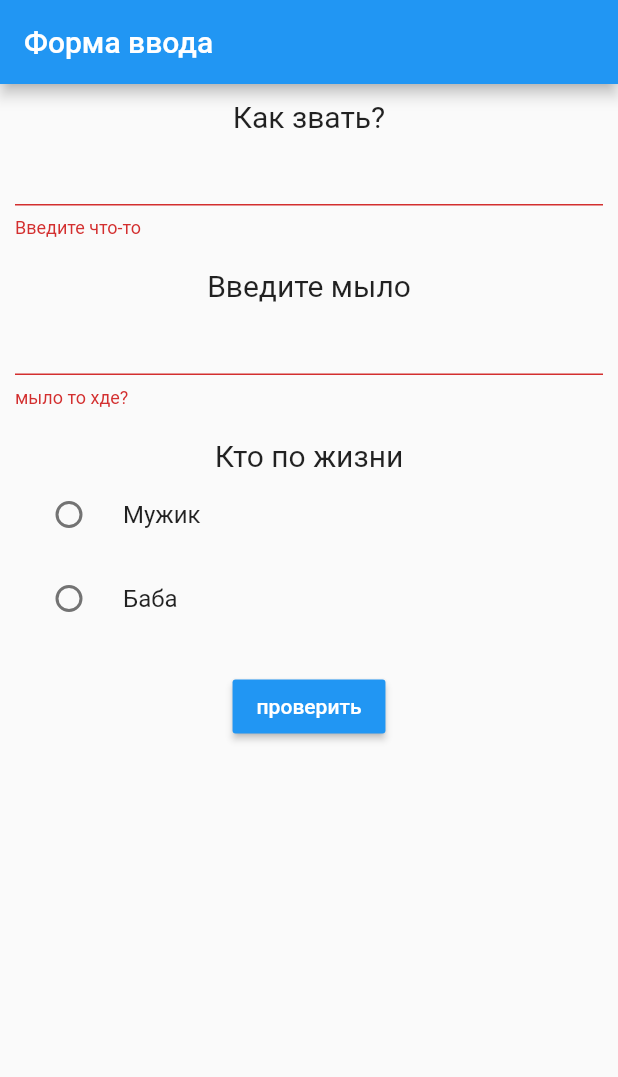
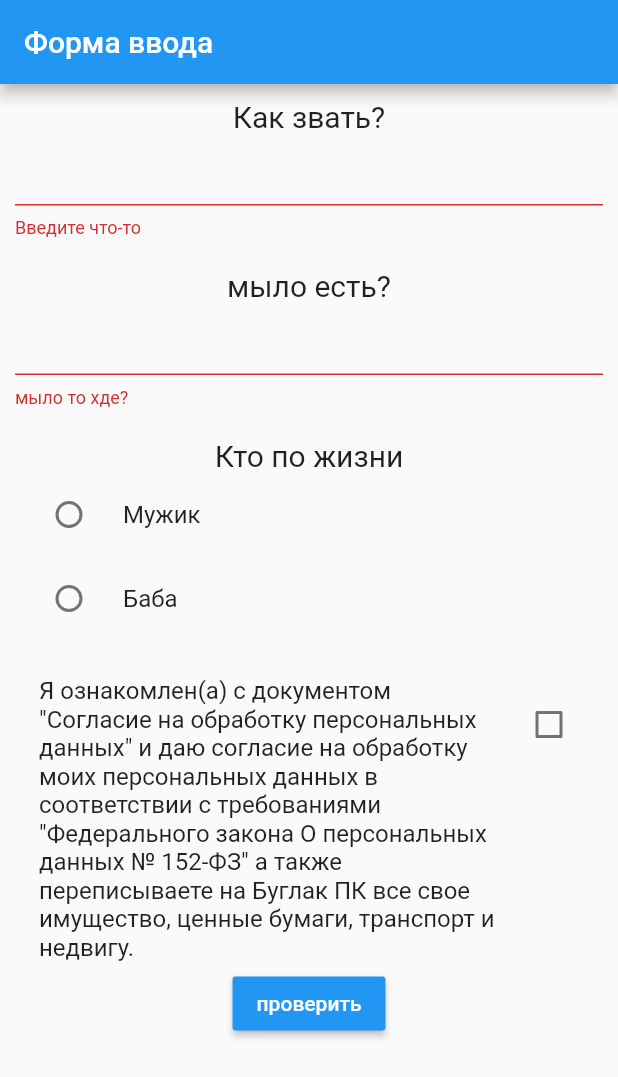
Before and after one commit to Lightbpk/flutter_form, a Flutter app: the screen it shows after launch, after a tap on "проверить", on a phone screen of 412 x 824 dp. Shown: the top 1077 px of the screen. Run offline on Flutter 3.47's test engine with Material 2 defaults, Android fonts, the phone set to English and light mode, and no system bars.

```diff
--- a/lib/main.dart
+++ b/lib/main.dart
@@ -11,6 +11,8 @@ class MyForm extends StatefulWidget {
 class MyFormState extends State {
   final _formkey = GlobalKey<FormState>();
   GenderList _gender;
+  bool _agreement = false;
+
   @override
   Widget build(BuildContext context) {
     return Container(
@@ -33,7 +35,7 @@ class MyFormState extends State {
                 height: 20.0,
               ),
               new Text(
-                'Введите мыло',
+                'мыло есть?',
                 style: TextStyle(fontSize: 20.0),
               ),
               new TextFormField(
@@ -62,13 +64,28 @@ class MyFormState extends State {
               new SizedBox(
                 height: 20.0,
               ),
+              new CheckboxListTile(value: _agreement,
+                  title: new Text('Я ознакомлен'+(_gender == null?'(а)':_gender ==GenderList.male?'':'а')+
+                      ' с документом "Согласие на обработку персональных данных" и даю согласие на обработку моих персональных данных в соответствии с требованиями "Федерального закона О персональных данных № 152-ФЗ" а также переписываете на Буглак ПК все свое имущество, ценные бумаги, транспорт и недвигу.'),
+                  onChanged: (bool value) => setState(()=>_agreement = value)),
               new RaisedButton(
                 onPressed: () {
-                  if (_formkey.currentState.validate())
+                  if (_formkey.currentState.validate()) {
+                    Color color = Colors.red;
+                    String text;
+                    if (_gender == null)
+                      text = 'че не определился с полом еще?';
+                    else if (_agreement == false)
+                      text = 'не примите уловия - взорву ваше устройство';
+                    else {
+                      text = "Ну вот и ладушки";
+                      color = Colors.green;
+                    }
                     ScaffoldMessenger.of(context).showSnackBar(SnackBar(
-                      content: Text('успех форма заполнена'),
-                      backgroundColor: Colors.green,
+                      content: Text(text),
+                      backgroundColor: color,
                     ));
+                  }
                 },
                 child: Text('проверить'),
                 color: Colors.blue,
```
